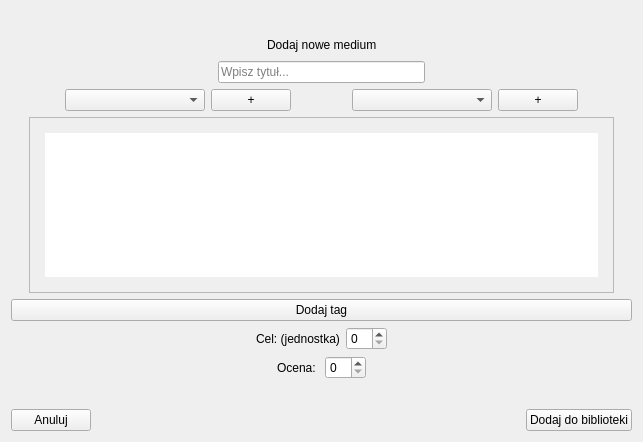
Old version of the form ui/multimediaformwidget.ui in the repository Janek2230/CML.
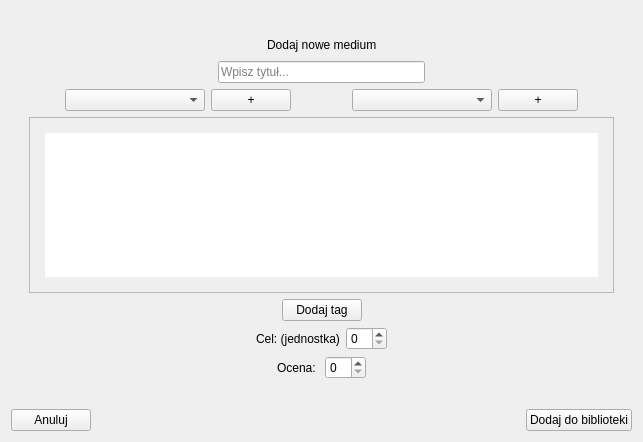
New version of the form.

Diff of the .ui file:
```diff
--- a/ui/multimediaformwidget.ui
+++ b/ui/multimediaformwidget.ui
@@ -15,8 +15,6 @@
   </property>
   <layout class="QGridLayout" name="gridLayout">
    <item row="0" column="0">
-    <layout class="QVBoxLayout" name="verticalLayout_3">
-     <item>
       <spacer name="verticalSpacer_5">
        <property name="orientation">
         <enum>Qt::Orientation::Vertical</enum>
@@ -29,7 +27,7 @@
        </property>
       </spacer>
      </item>
-     <item>
+   <item row="1" column="0">
       <layout class="QVBoxLayout" name="verticalLayout_2">
        <item>
         <layout class="QHBoxLayout" name="horizontalLayout_9">
@@ -107,7 +105,7 @@
        </item>
       </layout>
      </item>
-     <item>
+   <item row="2" column="0">
       <layout class="QHBoxLayout" name="horizontalLayout_7">
        <item>
         <spacer name="horizontalSpacer_9">
@@ -184,9 +182,7 @@
        </item>
       </layout>
      </item>
-     <item>
-      <layout class="QVBoxLayout" name="verticalLayout">
-       <item>
+   <item row="3" column="0">
         <layout class="QHBoxLayout" name="horizontalLayout">
          <item>
           <spacer name="horizontalSpacer">
@@ -225,13 +221,7 @@
             <enum>QListView::ResizeMode::Adjust</enum>
            </property>
            <property name="spacing">
-            <number>10</number>
-           </property>
-           <property name="gridSize">
-            <size>
-             <width>135</width>
-             <height>35</height>
-            </size>
+        <number>8</number>
            </property>
            <property name="itemAlignment">
             <set>Qt::AlignmentFlag::AlignHCenter</set>
@@ -253,6 +243,21 @@
          </item>
         </layout>
        </item>
+   <item row="4" column="0">
+    <layout class="QHBoxLayout" name="horizontalLayout_2">
+     <item>
+      <spacer name="horizontalSpacer_6">
+       <property name="orientation">
+        <enum>Qt::Orientation::Horizontal</enum>
+       </property>
+       <property name="sizeHint" stdset="0">
+        <size>
+         <width>40</width>
+         <height>20</height>
+        </size>
+       </property>
+      </spacer>
+     </item>
        <item>
         <widget class="QPushButton" name="btnDodajTag">
          <property name="text">
@@ -260,9 +265,22 @@
          </property>
         </widget>
        </item>
-      </layout>
-     </item>
      <item>
+      <spacer name="horizontalSpacer_15">
+       <property name="orientation">
+        <enum>Qt::Orientation::Horizontal</enum>
+       </property>
+       <property name="sizeHint" stdset="0">
+        <size>
+         <width>40</width>
+         <height>20</height>
+        </size>
+       </property>
+      </spacer>
+     </item>
+    </layout>
+   </item>
+   <item row="5" column="0">
       <layout class="QHBoxLayout" name="horizontalLayout_8">
        <item>
         <spacer name="horizontalSpacer_7">
@@ -302,7 +320,7 @@
        </item>
       </layout>
      </item>
-     <item>
+   <item row="6" column="0">
       <layout class="QHBoxLayout" name="horizontalLayout_12">
        <item>
         <spacer name="horizontalSpacer_16">
@@ -346,7 +364,7 @@
        </item>
       </layout>
      </item>
-     <item>
+   <item row="7" column="0">
       <spacer name="verticalSpacer_2">
        <property name="orientation">
         <enum>Qt::Orientation::Vertical</enum>
@@ -359,7 +377,7 @@
        </property>
       </spacer>
      </item>
-     <item>
+   <item row="8" column="0">
       <layout class="QHBoxLayout" name="horizontalLayout_5">
        <item>
         <widget class="QPushButton" name="btnAnulujDodawanie">
@@ -407,8 +425,6 @@
           <string>Dodaj do biblioteki</string>
          </property>
         </widget>
-       </item>
-      </layout>
      </item>
     </layout>
    </item>
```
Lines whose indentation alone changed are shown as unchanged.
